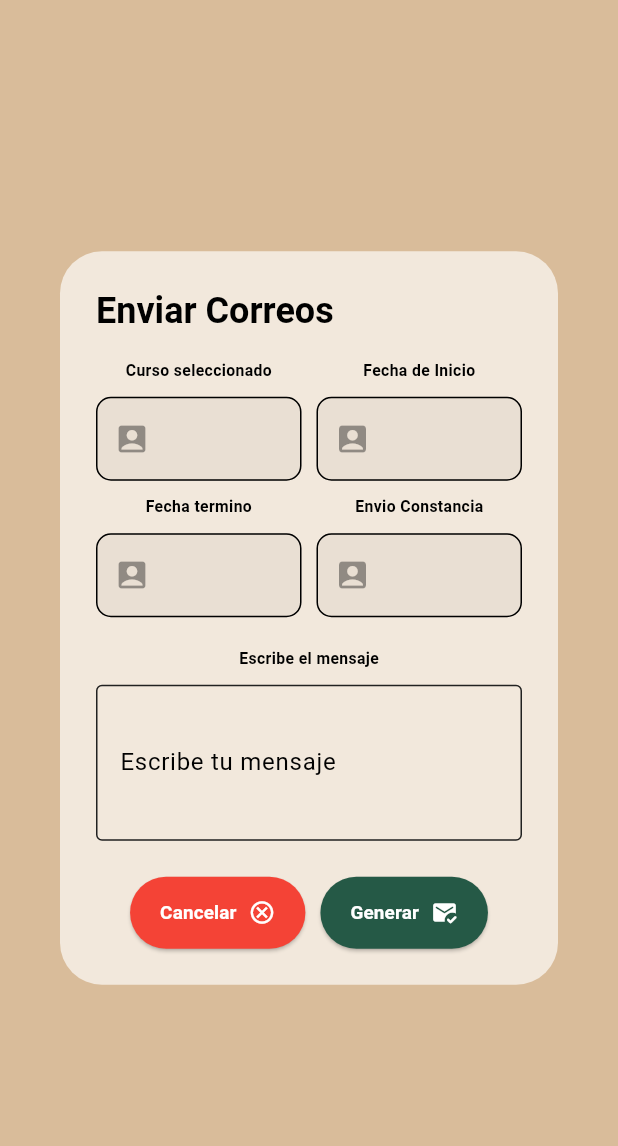
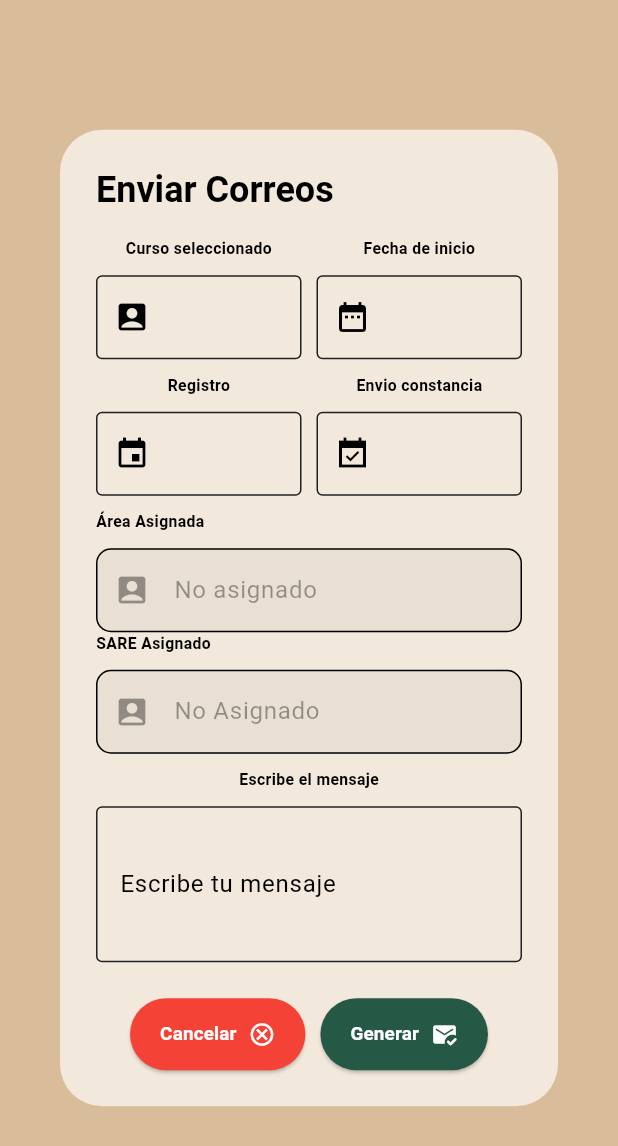
Before and after one commit to F-AntonioRC/AppFirebaseFlutterDemo, a Flutter app: the DialogEmail widget shown alone on an empty page, opened directly with empty values, on a phone screen of 412 x 824 dp. Shown: the top 1146 px of the screen. Run offline on Flutter 3.47's test engine with Material 3 defaults, Android fonts, the light colour scheme and no system bars; our stand-ins replace bloc, cloud_firestore, equatable, firebase_auth, firebase_core, fl_chart and 2 more; missing offline and left inert: passwordfield; accounts and stored records are empty.

Commit message:
changes of UI - Mejoras en el componente para enviar correos y validaciones

```diff
--- /dev/null
+++ b/lib/components/detailCourses/body_card_detailCourse.dart
@@ -0,0 +1,79 @@
+import 'package:flutter/material.dart';
+import '../../util/responsive.dart';
+
+class BodyCardDetailCourse extends StatelessWidget {
+  final TextEditingController firstController;
+  final String firstTitle;
+  final Icon firstIcon;
+  final TextEditingController secondController;
+  final String secondTitle;
+  final Icon secondIcon;
+
+  const BodyCardDetailCourse({super.key,
+    required this.firstController,
+    required this.firstTitle,
+    required this.secondController,
+    required this.secondTitle,
+    required this.firstIcon,
+    required this.secondIcon});
+
+  @override
+  Widget build(BuildContext context) {
+    final theme = Theme.of(context);
+
+    return Row(
+      children: [
+        Expanded(
+          child: Column(
+          children: [
+            Text(
+              firstTitle,
+              style: TextStyle(
+                fontSize: responsiveFontSize(context, 15),
+                fontWeight: FontWeight.bold,
+              ),
+            ),
+            const SizedBox(height: 10.0),
+            TextField(
+              readOnly: true,
+              controller: firstController,
+              decoration: InputDecoration(
+                prefixIcon: firstIcon,
+                disabledBorder: _buildDisabledBorder(theme),
+                focusedBorder: _buildDisabledBorder(theme),
+              ),
+            ),
+          ],
+        ),),
+        const SizedBox(width: 10.0),
+        Expanded(child: Column(
+          children: [
+            Text(
+              secondTitle,
+              style: TextStyle(
+                fontSize: responsiveFontSize(context, 15),
+                fontWeight: FontWeight.bold,
+              ),
+            ),
+            const SizedBox(height: 10.0),
+            TextField(
+              readOnly: true,
+              controller: secondController,
+              decoration: InputDecoration(
+                prefixIcon: secondIcon,
+                disabledBorder: _buildDisabledBorder(theme),
+                focusedBorder: _buildDisabledBorder(theme),
+              ),
+            ),
+          ],
+        ))
+      ],
+    );
+  }
+}
+InputBorder _buildDisabledBorder(ThemeData theme) {
+  return OutlineInputBorder(
+    borderSide: BorderSide(color: theme.hintColor),
+    borderRadius: BorderRadius.circular(10.0),
+  );
+}
--- a/lib/components/dialog_email.dart
+++ b/lib/components/dialog_email.dart
@@ -1,6 +1,7 @@
 import 'package:flutter/material.dart';
 import 'package:testwithfirebase/components/build_field.dart';
 import 'package:testwithfirebase/components/custom_snackbar.dart';
+import 'package:testwithfirebase/components/detailCourses/body_card_detailCourse.dart';
 import 'package:testwithfirebase/components/my_button.dart';
 import 'package:testwithfirebase/dataConst/constand.dart';
 import 'package:testwithfirebase/service/send_email_methods.dart';
@@ -38,8 +39,8 @@ class _DialogEmailState extends State<DialogEmail> {
   late final TextEditingController _dateInitController;
   late final TextEditingController _dateRegisterController;
   late final TextEditingController _dateSendEmailController;
-  late final TextEditingController _nameAreaController;
-  late final TextEditingController _nameSareController;
+  final TextEditingController _nameAreaController = TextEditingController();
+  final TextEditingController _nameSareController = TextEditingController();
   TextEditingController bodyEmailController = TextEditingController();
 
   @override
@@ -60,8 +61,13 @@ class _DialogEmailState extends State<DialogEmail> {
     _dateInitController = TextEditingController(text: widget.dateInit);
     _dateRegisterController = TextEditingController(text: widget.dateRegister);
     _dateSendEmailController = TextEditingController(text: widget.sendDocument);
-    _nameAreaController = TextEditingController(text: widget.nameArea);
-    _nameSareController = TextEditingController(text: widget.nameSare);
+    // Prellenar controladores si hay datos disponibles
+    if (widget.nameArea != null && widget.nameArea != 'N/A') {
+      _nameAreaController.text = widget.nameArea!;
+    } else { _nameAreaController.text = 'No asignado'; }
+    if (widget.nameSare != null && widget.nameSare != 'N/A') {
+      _nameSareController.text = widget.nameSare!;
+    } else { _nameSareController.text = 'No Asignado'; }
   }
 
   @override
@@ -71,146 +77,50 @@ class _DialogEmailState extends State<DialogEmail> {
 
     return AlertDialog(
       scrollable: true,
-      title: const Text(
-        "Enviar Correos",
-        style: TextStyle(fontWeight: FontWeight.bold),
-      ),
+      title: const Text( "Enviar Correos", style: TextStyle(fontWeight: FontWeight.bold), ),
       content: Column(
         children: [
-          Row(
-            children: [
-              Expanded(child: Column(
-                children: [
-                  Text(
-                    "Curso seleccionado",
-                    style: TextStyle(
-                      fontSize: responsiveFontSize(context, 15),
-                      fontWeight: FontWeight.bold,
-                    ),
-                  ),
-                  const SizedBox(height: 10.0),
-                  TextField(
-                    enabled: false,
-                    controller: _nameCourseController,
-                    decoration: InputDecoration(
-                      prefixIcon: const Icon(Icons.account_box),
-                      disabledBorder: _buildDisabledBorder(theme),
-                      focusedBorder: _buildDisabledBorder(theme),
-                    ),
-                  ),
-                ],
-              ),),
-              const SizedBox(width: 10.0),
-              Expanded(child: Column(
-                children: [
-                  Text(
-                    "Fecha de Inicio",
-                    style: TextStyle(
-                      fontSize: responsiveFontSize(context, 15),
-                      fontWeight: FontWeight.bold,
-                    ),
-                  ),
-                  const SizedBox(height: 10.0),
-                  TextField(
-                    enabled: false,
-                    controller: _dateInitController,
-                    decoration: InputDecoration(
-                      prefixIcon: const Icon(Icons.account_box),
-                      disabledBorder: _buildDisabledBorder(theme),
-                      focusedBorder: _buildDisabledBorder(theme),
-                    ),
-                  ),
-                ],
-              ))
-            ],
-          ),
+          BodyCardDetailCourse(
+              firstController: _nameCourseController, firstTitle: "Curso seleccionado", firstIcon: const Icon(Icons.account_box),
+              secondController: _dateInitController, secondTitle: "Fecha de inicio", secondIcon: const Icon(Icons.date_range),),
           const SizedBox(height: 10.0),
-          Row(
-            children: [
-              Expanded(child: Column(
-                children: [
-                  Text(
-                    "Fecha termino",
-                    style: TextStyle(
-                      fontSize: responsiveFontSize(context, 15),
-                      fontWeight: FontWeight.bold,
-                    ),
-                  ),
-                  const SizedBox(height: 10.0),
-                  TextField(
-                    enabled: false,
-                    controller: _dateRegisterController,
-                    decoration: InputDecoration(
-                      prefixIcon: const Icon(Icons.account_box),
-                      disabledBorder: _buildDisabledBorder(theme),
-                      focusedBorder: _buildDisabledBorder(theme),
-                    ),
-                  ),
-                ],
-              )),
-              const SizedBox(width: 10.0,),
-              Expanded(child: Column(children: [
-                Text(
-                  "Envio Constancia",
-                  style: TextStyle(
-                    fontSize: responsiveFontSize(context, 15),
-                    fontWeight: FontWeight.bold,
-                  ),
-                ),
-                const SizedBox(height: 10.0),
-                TextField(
-                  enabled: false,
-                  controller: _dateSendEmailController,
-                  decoration: InputDecoration(
-                    prefixIcon: const Icon(Icons.account_box),
-                    disabledBorder: _buildDisabledBorder(theme),
-                    focusedBorder: _buildDisabledBorder(theme),
-                  ),
-                ),
-              ],))
-            ],
-          ),
+          BodyCardDetailCourse(
+              firstController: _dateRegisterController, firstTitle: "Registro", firstIcon: const Icon(Icons.event),
+              secondController: _dateSendEmailController, secondTitle: "Envio constancia", secondIcon: const Icon(Icons.event_available_sharp)),
           const SizedBox(height: 10.0),
-          if (widget.nameArea != null) ...[
+          if (widget.nameArea != 'N/A') ...[
             BuildField(title: 'Área Asignada', controller:  _nameAreaController, theme: theme),
           ],
-          if (widget.nameSare != null) ...[
-            BuildField(title: 'SARE', controller: _nameSareController, theme: theme),
+          if (widget.nameSare != 'N/A') ...[
+            BuildField(title: 'SARE Asignado', controller: _nameSareController, theme: theme),
           ],
           const SizedBox(height: 10.0),
           Text("Escribe el mensaje",
             style: TextStyle(fontSize: responsiveFontSize(context, 15), fontWeight: FontWeight.bold),),
           const SizedBox(height: 10.0,),
           SizedBox(
-            width: 300,
+            width: 400,
             child: TextField(
-              controller: bodyEmailController,
-              maxLines: 3,
-              decoration: const InputDecoration(
-                labelText: 'Escribe tu mensaje',
-                border: OutlineInputBorder(),
+              controller: bodyEmailController, maxLines: 3,
+              decoration: const InputDecoration( labelText: 'Escribe tu mensaje',  border: OutlineInputBorder(),
               ),
             ),
           )
         ],
       ),
-
       actions: [
         Row(
           mainAxisAlignment: MainAxisAlignment.center,
           children: [
             MyButton(
-              text: "Cancelar",
-              icon: const Icon(Icons.cancel_outlined),
-              onPressed: () => Navigator.pop(context),
-              buttonColor: Colors.red,
+              text: "Cancelar", icon: const Icon(Icons.cancel_outlined),
+              onPressed: () => Navigator.pop(context), buttonColor: Colors.red,
             ),
             const SizedBox(width: 10.0),
             MyButton(text: "Generar",
-              icon: const Icon(Icons.mark_email_read_rounded),
-              buttonColor: greenColor,
+              icon: const Icon(Icons.mark_email_read_rounded), buttonColor: greenColor,
               onPressed: () async {
-              if(widget.idArea != null) {
+              if(widget.idArea != null && widget.idArea != 'N/A') {
                 try{
                   await SendEmailMethods().sendEmailToArea(
                       widget.idArea!, widget.nameCourse, widget.dateInit, widget.dateRegister, widget.sendDocument, bodyEmailController.text);
@@ -222,6 +132,22 @@ class _DialogEmailState extends State<DialogEmail> {
                     showCustomSnackBar(context, "Error: $e", Colors.red);
                   }
                 }
+              } else if (widget.idSare != null && widget.idSare != 'N/A') {
+              try{
+                await SendEmailMethods().sendEmailToSare(
+                    widget.idSare!, widget.nameCourse, widget.dateInit, widget.dateRegister, widget.sendDocument, bodyEmailController.text);
+                if(context.mounted) {
+                  showCustomSnackBar(context, "Email generado con exito", greenColor);
+                }
+              } catch (e) {
+                if(context.mounted) {
+                  showCustomSnackBar(context, 'Error: $e', Colors.red);
+                }
+              }
+              } else {
+                if(context.mounted) {
+                  showCustomSnackBar(context, 'No se encontro Area o sare asignado', Colors.red);
+                }
               }
               },),
           ],
@@ -229,11 +155,4 @@ class _DialogEmailState extends State<DialogEmail> {
       ],
     );
   }
-
-  InputBorder _buildDisabledBorder(ThemeData theme) {
-    return OutlineInputBorder(
-      borderSide: BorderSide(color: theme.hintColor),
-      borderRadius: BorderRadius.circular(10.0),
-    );
-  }
 }
--- a/lib/service/database_detail_courses.dart
+++ b/lib/service/database_detail_courses.dart
@@ -1,5 +1,4 @@
 import 'package:cloud_firestore/cloud_firestore.dart';
-import 'package:url_launcher/url_launcher.dart';
 
 class MethodsDetailCourses {
 
```
Also changed, not shown: lib/components/detailCourses/table_view_detailCourses.dart (+6 -2 lines), lib/service/send_email_methods.dart (+49 -61 lines).
